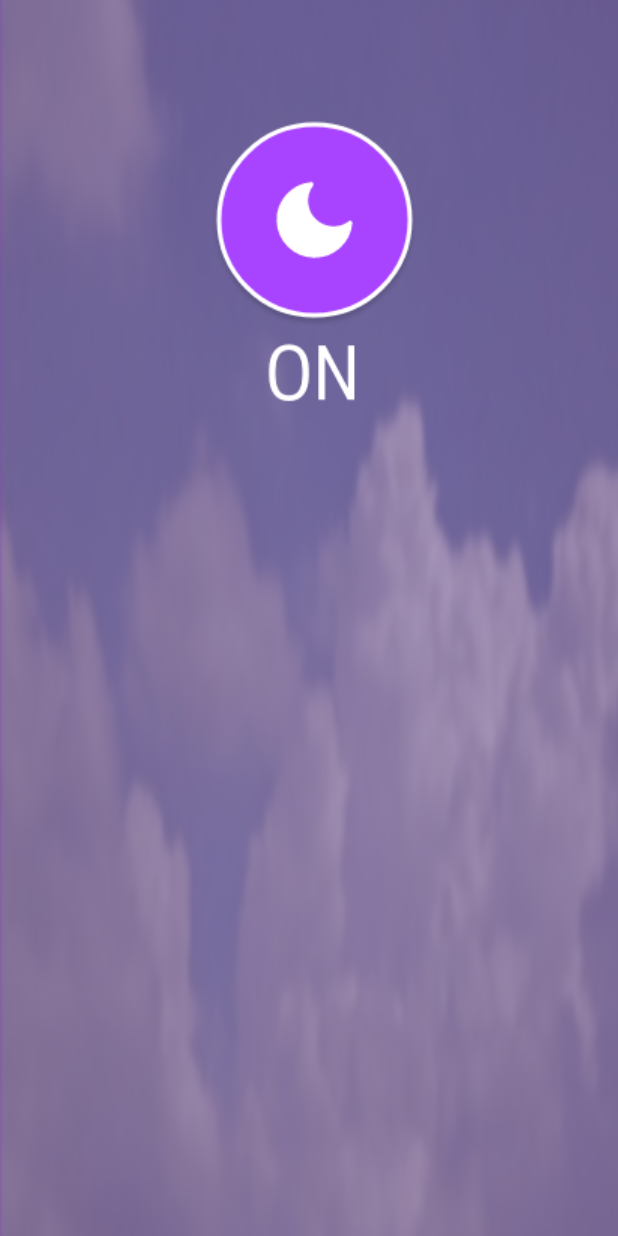
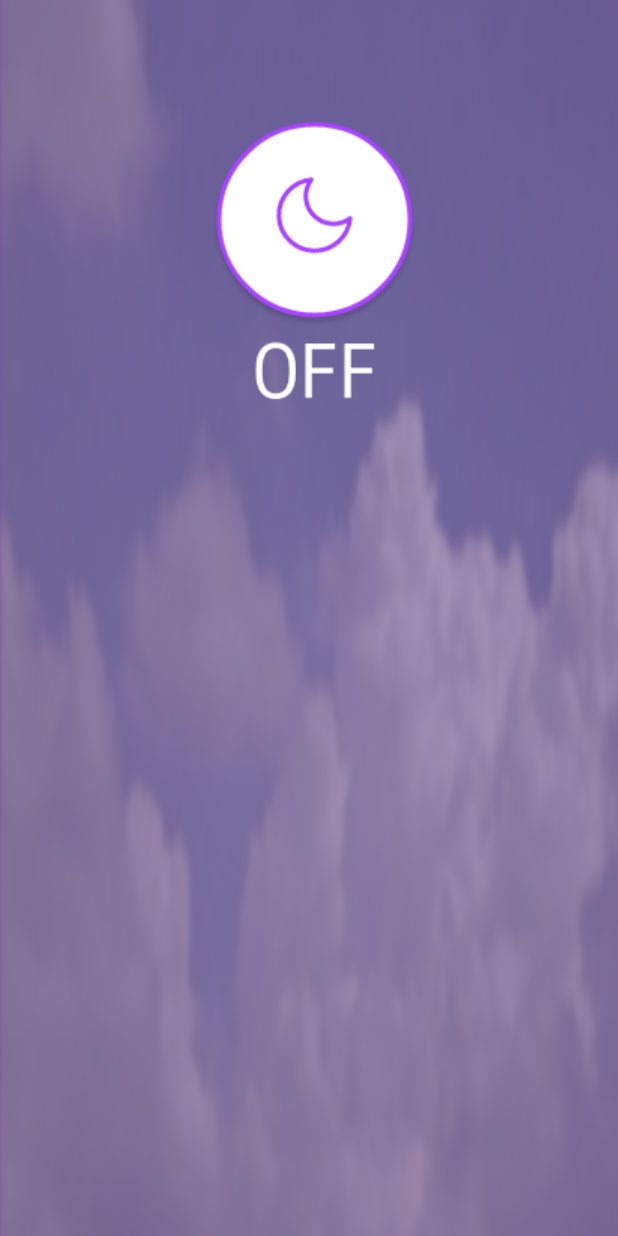
Before and after one commit to meanz1/SE_SleepWithMe, an Android app: the layout activity_main.xml on its own in the app's theme, with its tools: preview values and no code run, on a phone screen of 412 x 824 dp. Run offline under Robolectric (Android 15) with nearby library versions, the phone set to English and light mode, and no system bars.

Commit message:
making toggle button

```diff
--- a/APP/app/src/main/res/layout/activity_main.xml
+++ b/APP/app/src/main/res/layout/activity_main.xml
@@ -22,13 +22,17 @@
             android:layout_marginBottom="140dp"
             android:layout_weight="1"/>
 
-        <ImageButton
+        <ToggleButton
+            android:id="@+id/toggleButton"
             android:layout_width="wrap_content"
             android:layout_height="wrap_content"
             android:layout_marginTop="60dp"
             android:layout_marginRight="120dp"
+            android:textOn=""
+            android:textOff=""
             android:layout_marginBottom="160dp"
-            android:background="@drawable/on" />
+            android:background="@drawable/off"
+        />
     </LinearLayout>
     <LinearLayout
         android:layout_width="match_parent"
```
Also changed, not shown: APP/app/src/main/java/com/example/lullaby/MainActivity.java (+19 -0 lines), APP/app/src/main/res/drawable/on_off.xml (added, +10 -0 lines).
